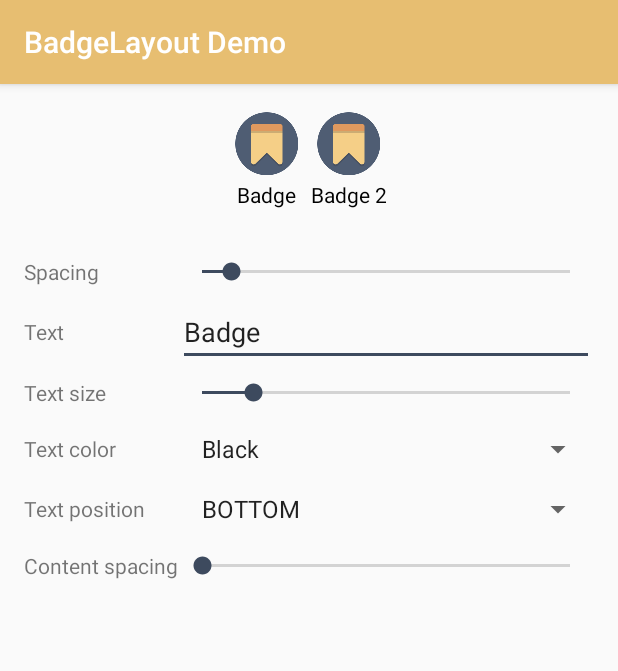
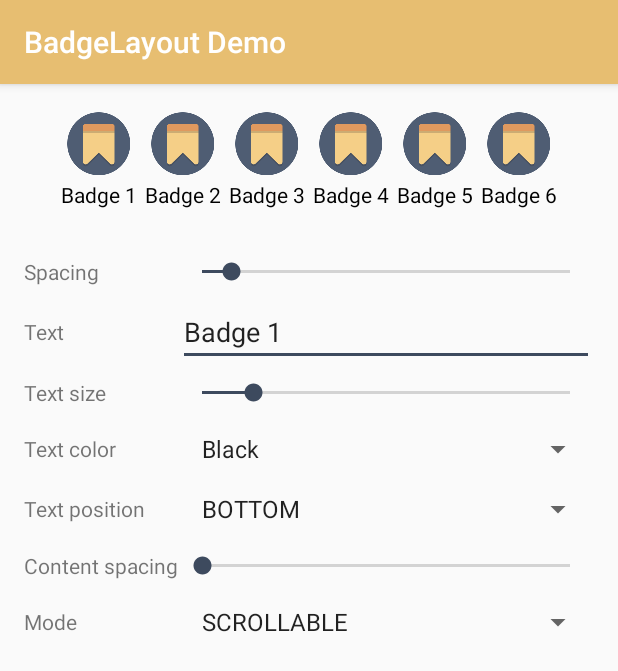
Before and after one commit to wolfemm/BadgeLayout, an Android app: the screen it shows after launch (BadgeLayoutActivity), after a tap on "2. From code", on a phone screen of 412 x 824 dp. Shown: the top 671 px of the screen. Run offline under Robolectric (Android 15) with nearby library versions, the phone set to English and light mode, and no system bars.

Commit message:
Release sample app 0.1.1

```diff
--- a/sample/build.gradle
+++ b/sample/build.gradle
@@ -7,8 +7,8 @@ android {
         applicationId "au.com.dardle.sample.badgelayout"
         minSdkVersion 15
         targetSdkVersion 25
-        versionCode 2016120500
-        versionName "0.1.0"
+        versionCode 2016122300
+        versionName "0.1.1"
         testInstrumentationRunner "android.support.test.runner.AndroidJUnitRunner"
     }
     signingConfigs {
--- a/sample/src/main/java/au/com/dardle/sample/badgelayout/BadgeLayoutActivity.java
+++ b/sample/src/main/java/au/com/dardle/sample/badgelayout/BadgeLayoutActivity.java
@@ -111,7 +111,7 @@ public class BadgeLayoutActivity extends AppCompatActivity {
 
             mBadge = mBadgeLayout
                     .newBadge()
-                    .setText("Badge")
+                    .setText("Badge 1")
                     .setIcon(ResourcesCompat.getDrawable(getResources(), R.mipmap.ic_launcher, getContext().getTheme()));
             mBadgeLayout.addBadge(mBadge);
 
@@ -120,6 +120,25 @@ public class BadgeLayoutActivity extends AppCompatActivity {
                     .setText("Badge 2")
                     .setIcon(ResourcesCompat.getDrawable(getResources(), R.mipmap.ic_launcher, getContext().getTheme())));
 
+            mBadgeLayout.addBadge(mBadgeLayout
+                    .newBadge()
+                    .setText("Badge 3")
+                    .setIcon(ResourcesCompat.getDrawable(getResources(), R.mipmap.ic_launcher, getContext().getTheme())));
+
+            mBadgeLayout.addBadge(mBadgeLayout
+                    .newBadge()
+                    .setText("Badge 4")
+                    .setIcon(ResourcesCompat.getDrawable(getResources(), R.mipmap.ic_launcher, getContext().getTheme())));
+
+            mBadgeLayout.addBadge(mBadgeLayout
+                    .newBadge()
+                    .setText("Badge 5")
+                    .setIcon(ResourcesCompat.getDrawable(getResources(), R.mipmap.ic_launcher, getContext().getTheme())));
+
+            mBadgeLayout.addBadge(mBadgeLayout
+                    .newBadge()
+                    .setText("Badge 6")
+                    .setIcon(ResourcesCompat.getDrawable(getResources(), R.mipmap.ic_launcher, getContext().getTheme())));
 
             AppCompatSeekBar spacingAppCompatSeekBar = (AppCompatSeekBar) getActivity().findViewById(R.id.spacing_seek_bar);
             spacingAppCompatSeekBar.setProgress(mBadgeLayout.getSpacing());
@@ -230,6 +249,23 @@ public class BadgeLayoutActivity extends AppCompatActivity {
 
                 }
             });
+
+            AppCompatSpinner modeSpinner = (AppCompatSpinner) getActivity().findViewById(R.id.mode_spinner);
+            ArrayAdapter<BadgeLayout.BadgeMode> modeArrayAdapter = new ArrayAdapter<>(getContext(), android.R.layout.simple_spinner_item, BadgeLayout.BadgeMode.values());
+            modeArrayAdapter.setDropDownViewResource(android.R.layout.simple_spinner_dropdown_item);
+            modeSpinner.setAdapter(modeArrayAdapter);
+            modeSpinner.setSelection(mBadgeLayout.getBadgeMode().ordinal());
+            modeSpinner.setOnItemSelectedListener(new AdapterView.OnItemSelectedListener() {
+                @Override
+                public void onItemSelected(AdapterView<?> adapterView, View view, int i, long l) {
+                    update();
+                }
+
+                @Override
+                public void onNothingSelected(AdapterView<?> adapterView) {
+
+                }
+            });
         }
 
         private void update() {
@@ -239,6 +275,7 @@ public class BadgeLayoutActivity extends AppCompatActivity {
             AppCompatSpinner textColorSpinner = (AppCompatSpinner) getActivity().findViewById(R.id.text_color_spinner);
             AppCompatSpinner appCompatSpinner = (AppCompatSpinner) getActivity().findViewById(R.id.text_position_spinner);
             AppCompatSeekBar contentSpacingSeekBar = (AppCompatSeekBar) getActivity().findViewById(R.id.content_spacing_seek_bar);
+            AppCompatSpinner modeSpinner = (AppCompatSpinner) getActivity().findViewById(R.id.mode_spinner);
 
             mBadgeLayout.setSpacing(spacingAppCompatSeekBar.getProgress());
 
@@ -246,6 +283,7 @@ public class BadgeLayoutActivity extends AppCompatActivity {
             mBadgeLayout.setBadgeTextSize(appCompatSeekBar.getProgress());
             mBadgeLayout.setBadgeTextPosition((BadgeLayout.BadgeTextPosition) appCompatSpinner.getSelectedItem());
             mBadgeLayout.setBadgeContentSpacing(contentSpacingSeekBar.getProgress());
+            mBadgeLayout.setBadgeMode((BadgeLayout.BadgeMode) modeSpinner.getSelectedItem());
 
             int[][] states = new int[][]{
                     new int[]{}
--- a/sample/src/main/res/layout/fragment_badge_layout_from_code.xml
+++ b/sample/src/main/res/layout/fragment_badge_layout_from_code.xml
@@ -125,6 +125,25 @@
                     android:layout_weight="1" />
             </TableRow>
 
+            <TableRow
+                android:gravity="center_vertical"
+                android:paddingBottom="8dp"
+                android:paddingTop="8dp">
+
+                <TextView
+                    android:layout_width="wrap_content"
+                    android:layout_height="wrap_content"
+                    android:text="Mode" />
+
+                <android.support.v7.widget.AppCompatSpinner
+                    android:id="@+id/mode_spinner"
+                    android:layout_width="0dp"
+                    android:layout_height="wrap_content"
+                    android:layout_marginLeft="8dp"
+                    android:layout_marginStart="8dp"
+                    android:layout_weight="1" />
+            </TableRow>
+
         </TableLayout>
 
     </LinearLayout>
--- a/sample/src/main/res/layout/fragment_badge_layout_from_xml.xml
+++ b/sample/src/main/res/layout/fragment_badge_layout_from_xml.xml
@@ -79,6 +79,7 @@
         android:layout_marginTop="16dp"
         app:badgeBackground="@drawable/background_so_badge"
         app:badgeContentSpacing="10dp"
+        app:badgeMode="fixed"
         app:badgeTextColor="@android:color/white"
         app:badgeTextPosition="right"
         app:spacing="12dp">
```
